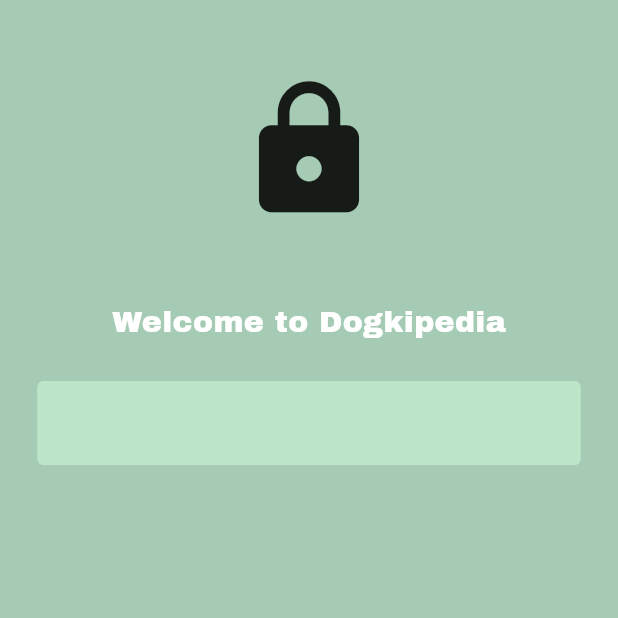
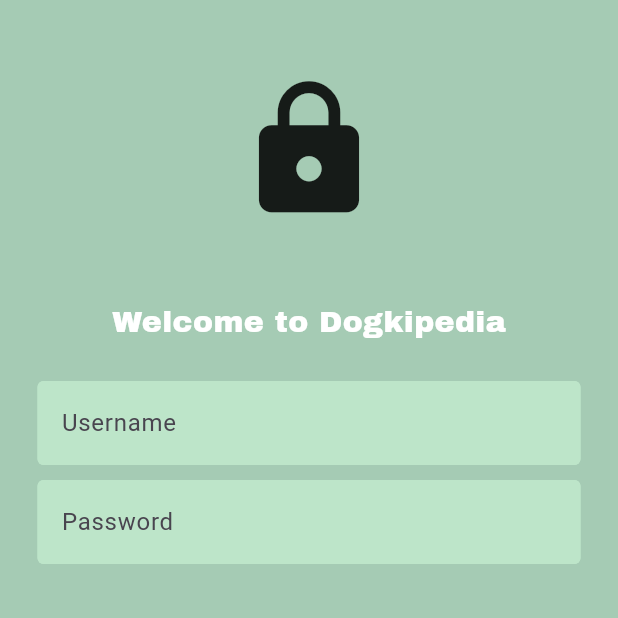
Before and after one commit to Jibek1906/Wekipedia, a Flutter app: the screen it shows after launch, on a phone screen of 412 x 824 dp, the top half of it. Run offline on Flutter 3.47's test engine with Material 3 defaults, Android fonts, the phone set to English and light mode, and no system bars; our stand-ins replace google_fonts.

Commit message:
Finishing username and password Textfield

```diff
--- /dev/null
+++ b/Dogkipedia/lib/components/my_textfield.dart
@@ -0,0 +1,36 @@
+import 'package:flutter/material.dart';
+
+class MyTextField extends StatelessWidget {
+  final controller;
+  final String hintText;
+  final bool obscureText;
+
+  const MyTextField({
+    super.key,
+    required this.controller,
+    required this.hintText,
+    required this.obscureText,
+});
+
+  @override
+  Widget build(BuildContext context) {
+    return Padding(
+      padding: const EdgeInsets.symmetric(horizontal: 25.0),
+      child: TextField(
+        controller: controller,
+        obscureText: obscureText,
+        decoration: InputDecoration(
+          enabledBorder: const OutlineInputBorder(
+            borderSide: BorderSide(color: Color.fromARGB(255, 189, 229, 201)),
+          ),
+          focusedBorder: OutlineInputBorder(
+            borderSide: BorderSide(color: Color.fromARGB(255, 117, 155, 118)),
+          ),
+          fillColor: Color.fromARGB(255, 189, 229, 201),
+          filled: true,
+          hintText: hintText,
+        ),
+      ),
+    );
+  }
+}
--- a/Dogkipedia/lib/pages/login_page.dart
+++ b/Dogkipedia/lib/pages/login_page.dart
@@ -1,8 +1,13 @@
 import 'package:flutter/material.dart';
 import 'package:google_fonts/google_fonts.dart';
+import 'package:dogkipedia/components/my_textfield.dart';
 
 class LoginPage extends StatelessWidget {
   const LoginPage({Key? key});
+
+  // text editing controller
+  static final usernameController = TextEditingController();
+  static final passwordController = TextEditingController();
 
   @override
   Widget build(BuildContext context) {
@@ -33,24 +38,21 @@ class LoginPage extends StatelessWidget {
               const SizedBox(height: 25),
 
               // username
-              Padding(
-                padding: const EdgeInsets.symmetric(horizontal: 25.0),
-                child: TextField(
-                 decoration: InputDecoration(
-                  enabledBorder: const OutlineInputBorder(
-                    borderSide: BorderSide(color: Color.fromARGB(255, 189, 229, 201),)
-                  ),
-                  focusedBorder: OutlineInputBorder(
-                    borderSide: BorderSide(color: Color.fromARGB(
-                        255, 117, 155, 118))
-                    ),
-                   fillColor: Color.fromARGB(255, 189, 229, 201),
+              MyTextField(
+                controller: usernameController,
+                hintText: 'Username',
+                obscureText: false,
 
-                   filled: true,
-                  ),
-                ),
               ),
+
+              const SizedBox(height: 10),
               // password
+              MyTextField(
+                controller: passwordController,
+                hintText: 'Password',
+                obscureText: true,
+
+              ),
 
               // forgot password?
 
```
